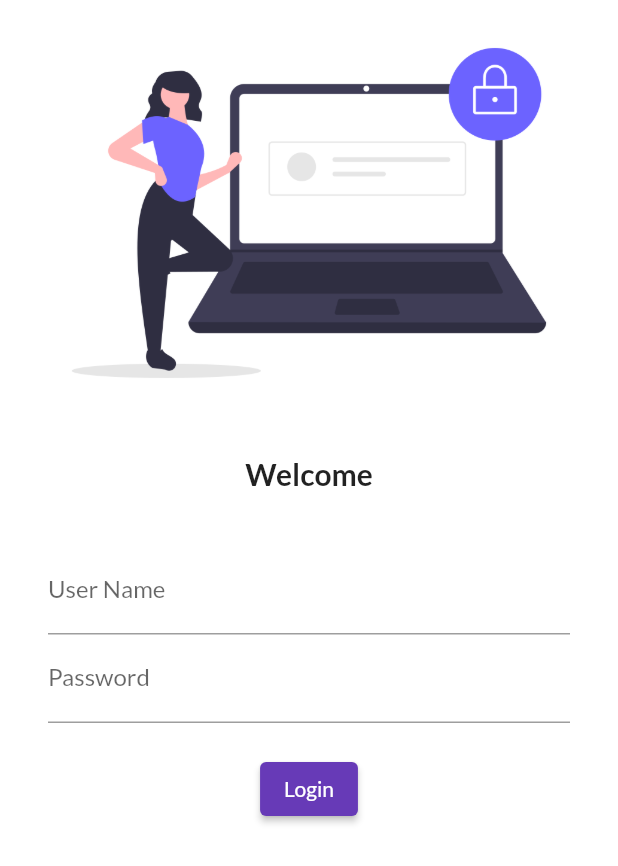
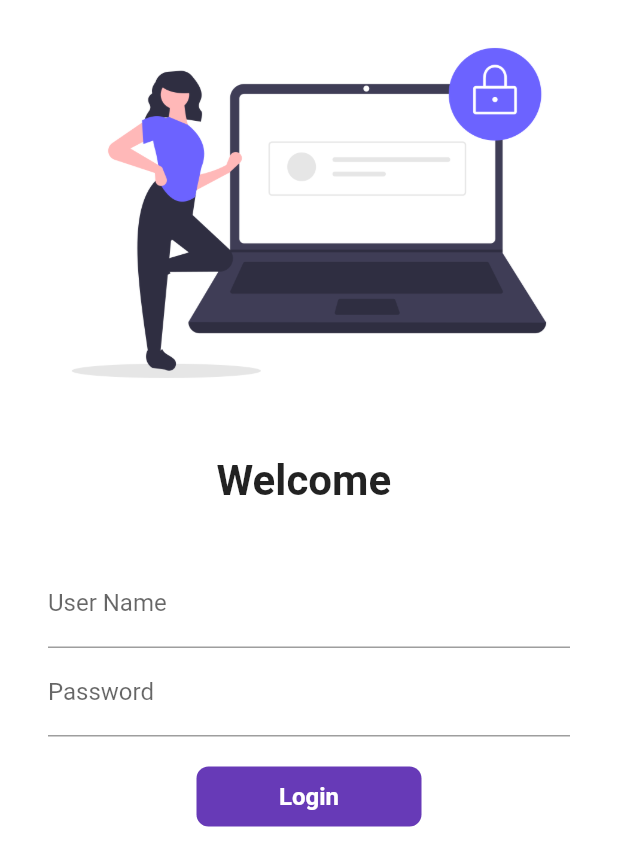
Before and after one commit to MuhammadJunaidArif/flutter, a Flutter app: the screen it shows after launch, on a phone screen of 412 x 824 dp. Shown: the top 866 px of the screen. Run offline on Flutter 3.47's test engine with Material 2 defaults, Android fonts, the phone set to English and light mode, and no system bars.

Commit message:
day6 completed

```diff
--- a/lib/main.dart
+++ b/lib/main.dart
@@ -1,7 +1,7 @@
 import 'package:flutter/material.dart';
 import 'package:flutter_catalog/pages/home_page.dart';
 import 'package:flutter_catalog/pages/login_page.dart';
-import 'package:google_fonts/google_fonts.dart';
+import 'package:flutter_catalog/utils/routes.dart';
 
 void main(List<String> args) {
   runApp(MyApp());
@@ -14,17 +14,13 @@ class MyApp extends StatelessWidget {
     return MaterialApp(
         debugShowCheckedModeBanner: false,
         themeMode: ThemeMode.light,
-        theme: ThemeData(
-          primarySwatch: Colors.deepPurple,
-          fontFamily: GoogleFonts.lato().fontFamily,
-          primaryTextTheme: GoogleFonts.latoTextTheme(),
-        ),
+        theme: ThemeData(primarySwatch: Colors.deepPurple),
         darkTheme: ThemeData(primarySwatch: Colors.red),
         // initialRoute: "/home",
         routes: {
           "/": (context) => LoginPage(),
-          "/home": (context) => Homepage(),
-          "/login": (context) => LoginPage(),
+          MyRoutes.HomeRoute: (context) => Homepage(),
+          MyRoutes.LoginRoute: (context) => LoginPage(),
         });
   }
 }
--- a/lib/pages/home_page.dart
+++ b/lib/pages/home_page.dart
@@ -1,5 +1,8 @@
+// ignore_for_file: avoid_unnecessary_containers
+
 import 'package:flutter/material.dart';
 
+// ignore: use_key_in_widget_constructors
 class Homepage extends StatelessWidget {
   final int days = 30;
   final String name = "junaid";
@@ -7,12 +10,14 @@ class Homepage extends StatelessWidget {
   @override
   Widget build(BuildContext context) {
     return Scaffold(
+      // ignore: prefer_const_constructors
       appBar: AppBar(title: Text('Catalog App')),
       body: Center(
           child: Container(
         child: Text('Welcom to Flutter $days days course by $name '),
         //string inter pulation  welcom..... $days...
       )),
+      // ignore: prefer_const_constructors
       drawer: Drawer(),
     );
   }
--- a/lib/pages/login_page.dart
+++ b/lib/pages/login_page.dart
@@ -1,25 +1,37 @@
 import 'package:flutter/material.dart';
+import 'package:flutter_catalog/utils/routes.dart';
 
-class LoginPage extends StatelessWidget {
-  const LoginPage({Key? key}) : super(key: key);
+// ignore: use_key_in_widget_constructors
+class LoginPage extends StatefulWidget {
+  // const LoginPage({Key? key}) : super(key: key);
 
+  @override
+  State<LoginPage> createState() => _LoginPageState();
+}
+
+class _LoginPageState extends State<LoginPage> {
+  String name = "";
+  bool changebutton = false;
   @override
   Widget build(BuildContext context) {
     return Material(
       color: Colors.white,
+      child: SingleChildScrollView(
         child: Column(
           children: [
-          Image.asset("assests/images/login_image.png", fit: BoxFit.cover),
+            Image.asset("assests/images/login_image.png",
+                // height: 500,
+                fit: BoxFit.cover),
             // ignore: prefer_const_constructors
             SizedBox(
               height: 20,
             ),
             // ignore: prefer_const_constructors
             Text(
-            'Welcome',
+              'Welcome $name',
               // ignore: prefer_const_constructors
               style: TextStyle(
-              fontSize: 20,
+                fontSize: 28,
                 fontWeight: FontWeight.bold,
               ),
             ),
@@ -32,28 +44,93 @@ class LoginPage extends StatelessWidget {
               child: Column(
                 children: [
                   TextFormField(
+                    // ignore: prefer_const_constructors
                     decoration: InputDecoration(
-                      hintText: "Enter User Name....", labelText: "User Name"),
+                        hintText: "Enter User Name....",
+                        labelText: "User Name"),
+                    onChanged: (value) {
+                      name = value;
+                      setState(() {});
+                    },
                   ),
                   TextFormField(
                     obscureText: true,
+                    // ignore: prefer_const_constructors
                     decoration: InputDecoration(
                         hintText: "Enter Password....", labelText: "Password"),
                   ),
+                  // ignore: prefer_const_constructors
                   SizedBox(
                     height: 20,
                   ),
-                ElevatedButton(
-                  child: Text("Login"),
-                  onPressed: () {
-                    print("hi junaid");
+
+                  InkWell(
+                    onTap: () async {
+                      setState(() {
+                        changebutton = true;
+                      });
+
+                      await Future.delayed(
+                        // ignore: prefer_const_constructors
+                        Duration(seconds: 1),
+                      );
+                      Navigator.pushNamed(context, MyRoutes.HomeRoute);
                     },
+                    child: AnimatedContainer(
+                      // ignore: prefer_const_constructors
+                      duration: Duration(seconds: 1),
+
+                      // container may animatio k liye animated container liya hy
+                      // agr kisi b container ko clickable bana hy to usay inkvell ya justerdetector say wrap krayn
+                      width: changebutton ? 50 : 150,
+                      height: 40,
+
+                      alignment: Alignment.center,
+                      // ignore: prefer_const_constructors
+                      child: changebutton
+                          // ignore: prefer_const_constructors
+                          ? Icon(
+                              Icons.done,
+                              color: Colors.white,
                             )
+                          // ignore: prefer_const_constructors
+                          : Text(
+                              "Login",
+                              // ignore: prefer_const_constructors
+                              style: TextStyle(
+                                  color: Colors.white,
+                                  fontWeight: FontWeight.bold,
+                                  fontSize: 16),
+                            ),
+                      decoration: BoxDecoration(
+                        borderRadius:
+                            BorderRadius.circular(changebutton ? 50 : 08),
+                        // shape:
+                        //     changebutton ? BoxShape.circle : BoxShape.rectangle,
+                        color: Colors.deepPurple,
+                      ),
+                    ),
+                  ),
+
+                  // ElevatedButton(
+                  //   // ignore: prefer_const_constructors
+                  //   child: Text(
+                  //     "Login",
+                  //     // ignore: prefer_const_constructors
+                  //     style: TextStyle(fontSize: 22),
+                  //   ),
+                  //   // ignore: prefer_const_constructors
+                  //   style: TextButton.styleFrom(minimumSize: Size(150, 40)),
+                  //   onPressed: () {
+                  //     Navigator.pushNamed(context, MyRoutes.HomeRoute);
+                  //   },
+                  // )
                 ],
               ),
             ),
           ],
         ),
+      ),
     );
   }
 }
--- /dev/null
+++ b/lib/utils/routes.dart
@@ -0,0 +1,6 @@
+class MyRoutes {
+  // ignore: non_constant_identifier_names
+  static String LoginRoute = "login";
+  // ignore: non_constant_identifier_names
+  static String HomeRoute = "home";
+}
```
Lines whose indentation alone changed are shown as unchanged.
